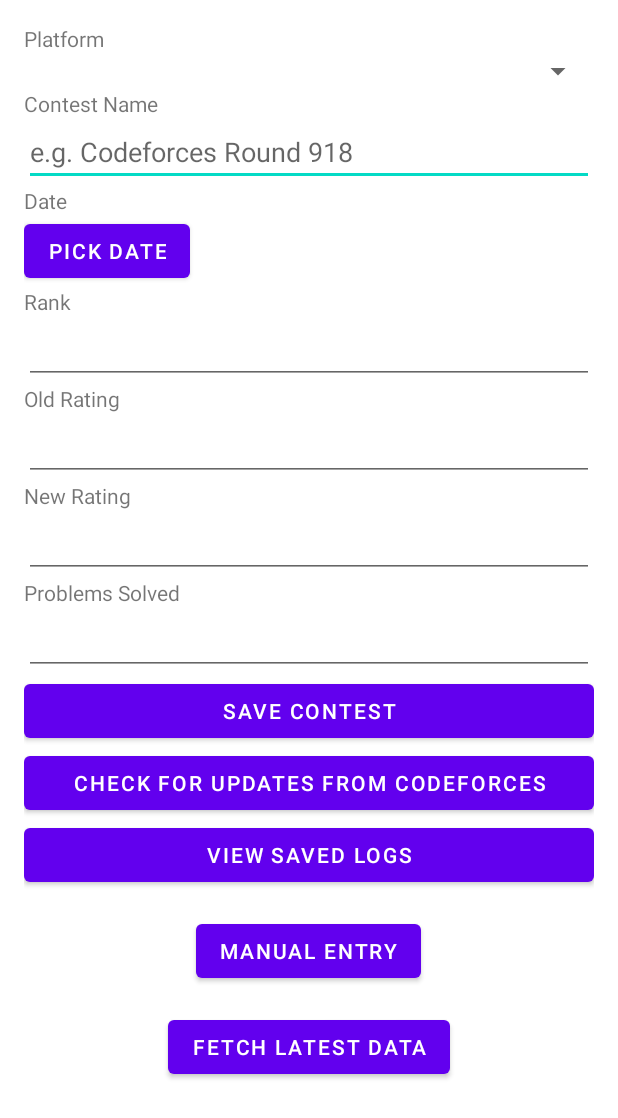
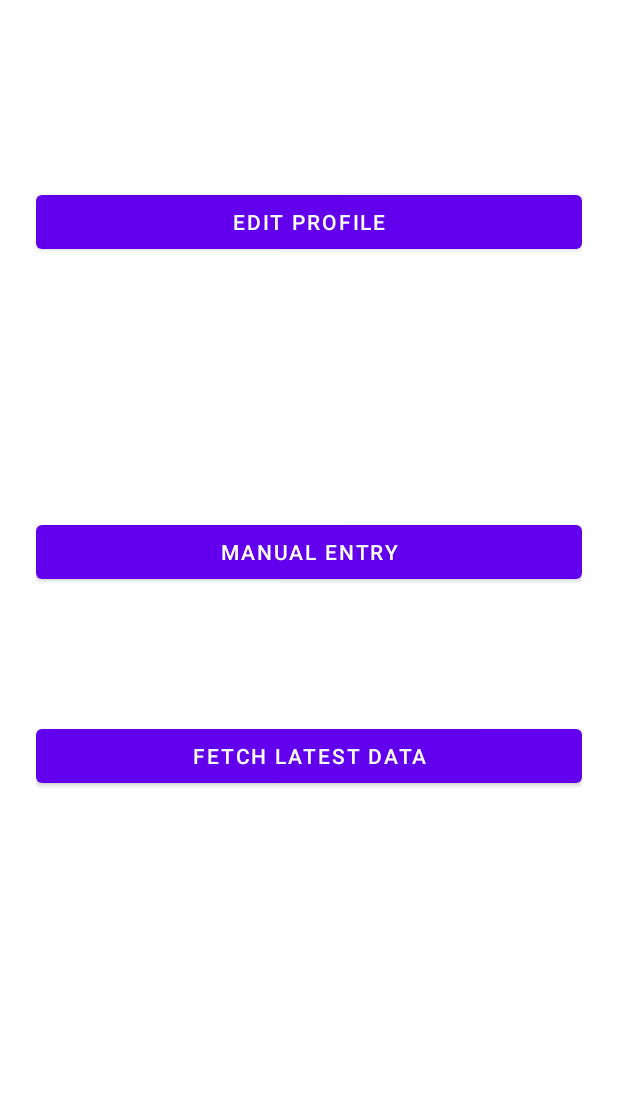
Before and after one commit to Ani-github-24/CompiTrackR, an Android app built with Jetpack Compose: the layout activity_main.xml on its own in the app's theme, with its tools: preview values and no code run, on a phone screen of 412 x 824 dp. Shown: the top 1118 px of the screen. Run offline under Robolectric (Android 15) with nearby library versions, the phone set to English and light mode, and no system bars; network calls fail.

```diff
--- a/app/src/main/res/layout/activity_main.xml
+++ b/app/src/main/res/layout/activity_main.xml
@@ -2,142 +2,43 @@
 <androidx.constraintlayout.widget.ConstraintLayout
     xmlns:android="http://schemas.android.com/apk/res/android"
     xmlns:app="http://schemas.android.com/apk/res-auto"
+    xmlns:tools="http://schemas.android.com/tools"
     android:layout_width="match_parent"
-    android:layout_height="match_parent">
+    android:layout_height="match_parent"
+    android:padding="24dp">
 
-    <ScrollView
-        android:layout_width="0dp"
-        android:layout_height="0dp"
-        android:fillViewport="true"
-        app:layout_constraintTop_toTopOf="parent"
-        app:layout_constraintBottom_toBottomOf="parent"
-        app:layout_constraintStart_toStartOf="parent"
-        app:layout_constraintEnd_toEndOf="parent">
-
-        <LinearLayout
-            android:layout_width="match_parent"
-            android:layout_height="wrap_content"
-            android:orientation="vertical"
-            android:padding="16dp">
-
-            <TextView
-                android:text="Platform"
-                android:layout_width="wrap_content"
-                android:layout_height="wrap_content" />
-
-            <Spinner
-                android:id="@+id/spinnerPlatform"
-                android:layout_width="match_parent"
-                android:layout_height="wrap_content" />
-
-            <TextView
-                android:text="Contest Name"
-                android:layout_width="wrap_content"
-                android:layout_height="wrap_content" />
-
-            <EditText
-                android:id="@+id/editTextContestName"
-                android:layout_width="match_parent"
-                android:layout_height="wrap_content"
-                android:hint="e.g. Codeforces Round 918" />
-
-            <TextView
-                android:text="Date"
-                android:layout_width="wrap_content"
-                android:layout_height="wrap_content" />
 
     <Button
-                android:id="@+id/buttonPickDate"
-                android:layout_width="wrap_content"
+        android:id="@+id/buttonProfile"
+        android:layout_width="0dp"
         android:layout_height="wrap_content"
-                android:text="Pick Date" />
-
-            <TextView
-                android:text="Rank"
-                android:layout_width="wrap_content"
-                android:layout_height="wrap_content" />
-
-            <EditText
-                android:id="@+id/editTextRank"
-                android:layout_width="match_parent"
-                android:layout_height="wrap_content"
-                android:inputType="number" />
-
-            <TextView
-                android:text="Old Rating"
-                android:layout_width="wrap_content"
-                android:layout_height="wrap_content" />
-
-            <EditText
-                android:id="@+id/editTextOldRating"
-                android:layout_width="match_parent"
-                android:layout_height="wrap_content"
-                android:inputType="number" />
-
-            <TextView
-                android:text="New Rating"
-                android:layout_width="wrap_content"
-                android:layout_height="wrap_content" />
-
-            <EditText
-                android:id="@+id/editTextNewRating"
-                android:layout_width="match_parent"
-                android:layout_height="wrap_content"
-                android:inputType="number" />
-
-            <TextView
-                android:text="Problems Solved"
-                android:layout_width="wrap_content"
-                android:layout_height="wrap_content" />
-
-            <EditText
-                android:id="@+id/editTextProblemsSolved"
-                android:layout_width="match_parent"
-                android:layout_height="wrap_content"
-                android:inputType="number" />
-
-            <Button
-                android:id="@+id/buttonSave"
-                android:layout_width="match_parent"
-                android:layout_height="wrap_content"
-                android:text="Save Contest" />
-
-            <Button
-                android:id="@+id/buttonCheckUpdates"
-                android:layout_width="match_parent"
-                android:layout_height="wrap_content"
-                android:text="Check for Updates from Codeforces" />
-
-            <Button
-                android:id="@+id/buttonViewLogs"
-                android:layout_width="match_parent"
-                android:layout_height="wrap_content"
-                android:text="View Saved Logs" />
+        android:layout_marginTop="100dp"
+        android:text="Edit Profile"
+        app:layout_constraintEnd_toEndOf="parent"
+        app:layout_constraintHorizontal_bias="0.0"
+        app:layout_constraintStart_toStartOf="parent"
+        app:layout_constraintTop_toTopOf="parent" />
 
     <Button
         android:id="@+id/buttonManualEntry"
-                android:layout_width="wrap_content"
+        android:layout_width="0dp"
         android:layout_height="wrap_content"
+        android:layout_marginTop="320dp"
         android:text="Manual Entry"
-                android:layout_marginTop="16dp"
-                android:layout_gravity="center" />
+        app:layout_constraintEnd_toEndOf="parent"
+        app:layout_constraintHorizontal_bias="0.0"
+        app:layout_constraintStart_toStartOf="parent"
+        app:layout_constraintTop_toTopOf="parent" />
 
     <Button
         android:id="@+id/buttonFetchLatestData"
-                android:layout_width="wrap_content"
+        android:layout_width="0dp"
         android:layout_height="wrap_content"
+        android:layout_marginTop="88dp"
         android:text="Fetch Latest Data"
-                android:layout_marginTop="16dp"
-                android:layout_gravity="center" />
+        app:layout_constraintEnd_toEndOf="parent"
+        app:layout_constraintHorizontal_bias="0.0"
+        app:layout_constraintStart_toStartOf="parent"
+        app:layout_constraintTop_toBottomOf="@+id/buttonManualEntry" />
 
-
-
-            <androidx.recyclerview.widget.RecyclerView
-                android:id="@+id/recyclerViewLogs"
-                android:layout_width="match_parent"
-                android:layout_height="wrap_content" />
-
-
-        </LinearLayout>
-    </ScrollView>
 </androidx.constraintlayout.widget.ConstraintLayout>
--- a/app/src/main/res/values/strings.xml
+++ b/app/src/main/res/values/strings.xml
@@ -6,4 +6,10 @@
         <item>LeetCode</item>
         <item>CodeChef</item>
     </string-array>
+    <string name="title_activity_fetch_data">FetchDataActivity</string>
+    <string name="contest_name">Contest Name</string>
+    <string name="rank">Rank</string>
+    <string name="recent_contests">Recent Contests</string>
+    <string name="e_g_codeforces_round_918">e.g. Codeforces Round 918</string>
+    <string name="problems_solved">Problems Solved</string>
 </resources>
--- a/build.gradle.kts
+++ b/build.gradle.kts
@@ -1,4 +1,6 @@
 // Top-level build file where you can add configuration options common to all sub-projects/modules.
 plugins {
     alias(libs.plugins.android.application) apply false
+    alias(libs.plugins.kotlin.android) apply false
+    alias(libs.plugins.kotlin.compose) apply false
 }
```
Also changed, not shown: app/build.gradle.kts (+21 -0 lines), app/src/main/AndroidManifest.xml (+11 -3 lines), app/src/main/java/com/example/compitrackr/ContestAdapter.kt (added, +28 -0 lines), app/src/main/java/com/example/compitrackr/FetchDataActivity.kt (added, +62 -0 lines), app/src/main/java/com/example/compitrackr/ManualEntryActivity.java (renamed from app/src/main/java/com/example/compitrackr/MainActivity.java, +22 -7 lines), app/src/main/java/com/example/compitrackr/ProfileActivity.java (added, +44 -0 lines), app/src/main/java/com/example/compitrackr/ui/theme/Color.kt (added, +11 -0 lines), app/src/main/java/com/example/compitrackr/ui/theme/Theme.kt (added, +58 -0 lines), app/src/main/java/com/example/compitrackr/ui/theme/Type.kt (added, +34 -0 lines), app/src/main/res/layout/activity_fetch_data.xml (added, +24 -0 lines), app/src/main/res/layout/contest_item.xml (added, +22 -0 lines), app/src/main/res/layout/profile_activity.xml (added, +27 -0 lines), gradle/libs.versions.toml (+18 -0 lines). Lines whose indentation alone changed are shown as unchanged.
